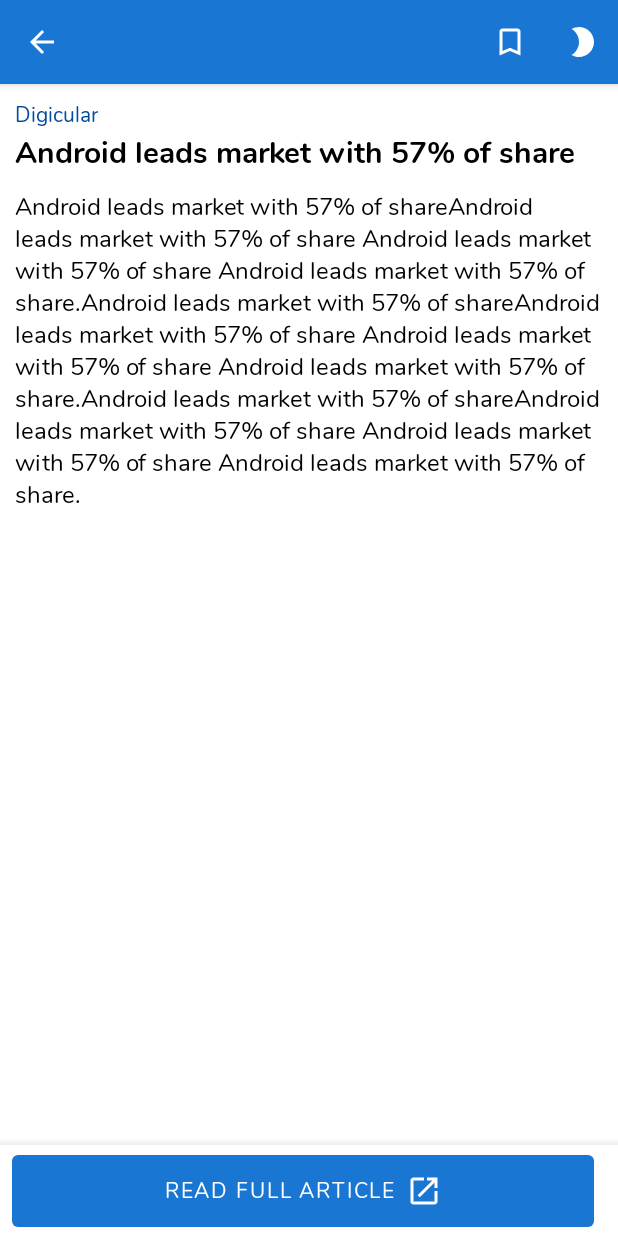
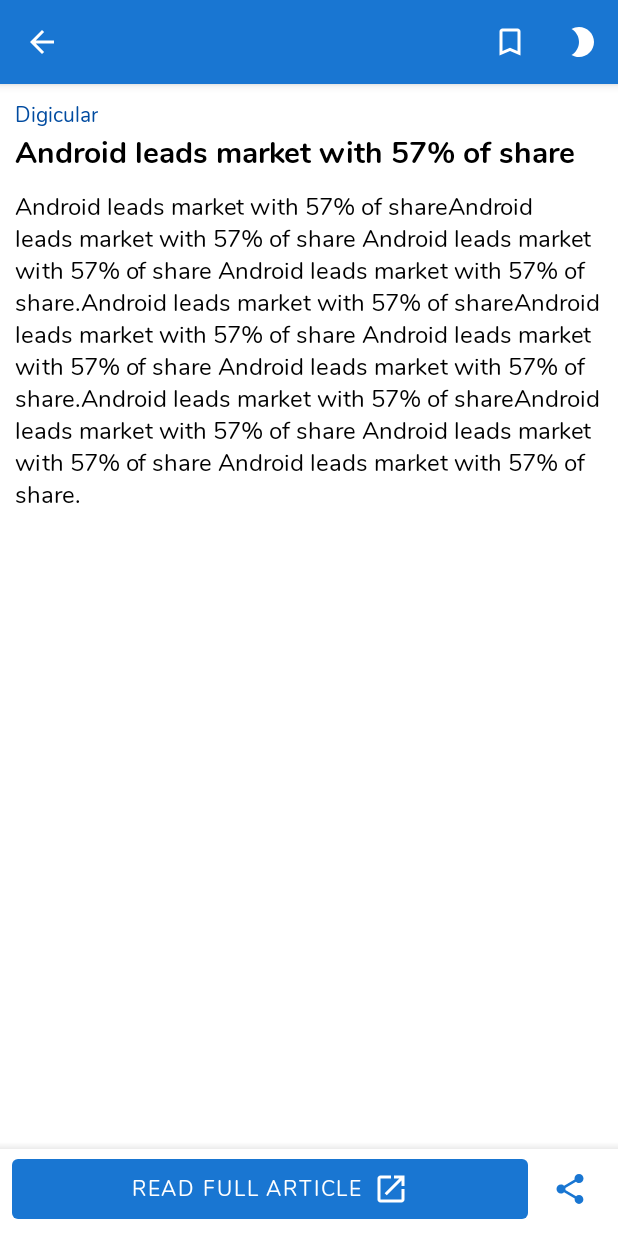
Before and after one commit to Susheelkaram/Reeder, an Android app: the ArticleDetailsActivity screen opened directly, with no data from a screen before it, on a phone screen of 412 x 824 dp. Run offline under Robolectric (Android 15) with nearby library versions, the phone set to English and light mode, and no system bars; our stand-ins replace Room's generated code, data binding; pictures from the network do not load; 4 statements that could not run were skipped.

Commit message:
Added share option in ArticleDetailActivity + Added SingleLiveEvent & UiEvent for directing Events from ViewModel + Triggering Open article and Share actions from ViewModel using SingleLiveEvent & Databinding + Returning transparent color as drawable for ImageGetter to avoid loading images in Article content

```diff
--- a/app/src/main/java/com/susheelkaram/myread/ui/activities/ArticleDetailsActivity.kt
+++ b/app/src/main/java/com/susheelkaram/myread/ui/activities/ArticleDetailsActivity.kt
@@ -12,19 +12,23 @@ import android.view.Menu
 import android.view.MenuItem
 import androidx.appcompat.app.AppCompatDelegate
 import androidx.appcompat.widget.Toolbar
+import androidx.core.content.ContextCompat
 import androidx.core.text.HtmlCompat
 import androidx.databinding.DataBindingUtil
+import androidx.lifecycle.Observer
 import androidx.lifecycle.ViewModelProvider
 import com.bumptech.glide.Glide
 import com.bumptech.glide.load.resource.drawable.DrawableTransitionOptions
 import com.susheelkaram.myread.R
 import com.susheelkaram.myread.databinding.ActivityArticleDetailsBinding
 import com.susheelkaram.myread.db.articles.FeedArticle
+import com.susheelkaram.myread.ui.model.UiEvent
 import com.susheelkaram.myread.ui.viewmodel.ArticleDetailViewModel
 import com.susheelkaram.myread.ui.viewmodel.ArticleViewVMFactory
 import com.susheelkaram.myread.utils.FragmentToolbar
 import com.susheelkaram.myread.utils.MenuClick
 import com.susheelkaram.myread.utils.ThemeUtil
+import com.susheelkaram.myread.utils.Utils
 import org.xml.sax.XMLReader
 
 class ArticleDetailsActivity : BaseActivity() {
@@ -33,14 +37,33 @@ class ArticleDetailsActivity : BaseActivity() {
 
     override fun onCreate(savedInstanceState: Bundle?) {
         super.onCreate(savedInstanceState)
+
         B = DataBindingUtil.setContentView(this, R.layout.activity_article_details)
-
-        var article = intent.getParcelableExtra<FeedArticle>("article")
+        val article = intent.getParcelableExtra<FeedArticle>("article")
         vm = ViewModelProvider(this, ArticleViewVMFactory(application, article)).get(
             ArticleDetailViewModel::class.java
         )
+        B.vm = vm
+        initialize()
+        supportActionBar?.setDisplayHomeAsUpEnabled(true)
+    }
+
+    private fun initialize() {
+        vm.uiEvent.observe(this, Observer { event ->
+            if (event is UiEvent.Navigate.Implicit) {
+                when (event.action) {
+                    "share" -> {
+                        Utils.shareText(event.data, this)
+                    }
+                    "view" -> {
+                        val openOriginalLinkIntent = Intent(Intent.ACTION_VIEW)
+                        openOriginalLinkIntent.data = Uri.parse(event.data)
+                        startActivity(openOriginalLinkIntent)
+                    }
+                }
+            }
+        })
         setData()
-        supportActionBar?.setDisplayHomeAsUpEnabled(true)
     }
 
     private fun setData() {
@@ -48,7 +71,12 @@ class ArticleDetailsActivity : BaseActivity() {
             B.layoutArticleBody.txtReadTitle.text = vm.article.title
             B.layoutArticleBody.txtFeedName.text = vm.article.author
             B.layoutArticleBody.txtReadBody.text =
-                HtmlCompat.fromHtml(vm.article.getBody(), HtmlCompat.FROM_HTML_MODE_LEGACY, MyImageGetter(context = this), MyHTMLTagHandler())
+                HtmlCompat.fromHtml(
+                    vm.article.getBody(),
+                    HtmlCompat.FROM_HTML_MODE_LEGACY,
+                    MyImageGetter(context = this),
+                    MyHTMLTagHandler()
+                )
             if (vm.article.image.isNotEmpty()) {
                 Glide.with(this)
                     .load(vm.article.image)
@@ -56,15 +84,9 @@ class ArticleDetailsActivity : BaseActivity() {
                     .transition(DrawableTransitionOptions.withCrossFade())
                     .into(B.imgFeatureImage)
             }
-            B.btnOpenArticleLink.setOnClickListener {
-                if (vm.article.link.isNotEmpty()) {
-                    var openOriginalLinkIntent = Intent(Intent.ACTION_VIEW)
-                    openOriginalLinkIntent.data = Uri.parse(vm.article.link)
-                    startActivity(openOriginalLinkIntent)
-                }
-            }
         }
     }
+
     override fun onCreateOptionsMenu(menu: Menu?): Boolean {
         val superVal = super.onCreateOptionsMenu(menu)
         val bookmarkMenuItem = B.toolbarReadArticle.menu.findItem(R.id.menu_bookmark)
@@ -76,6 +98,7 @@ class ArticleDetailsActivity : BaseActivity() {
         themeModeMenuItem.setIcon(ThemeUtil.getThemeIcon(themeMode))
         return superVal
     }
+
     override fun onBuildToolbar(): FragmentToolbar {
         var toolbar = findViewById<Toolbar>(R.id.toolbar_ReadArticle)
         var fragmentToolbarBuilder = FragmentToolbar.Builder()
@@ -84,7 +107,10 @@ class ArticleDetailsActivity : BaseActivity() {
             .setMenuItemClickListener(MenuClick { item ->
                 when (item.itemId) {
                     R.id.menu_bookmark -> onBookmarkOptionClicked(item)
-                    R.id.menu_switch_dark_mode_read -> ThemeUtil.switchThemeAndSetMenuIcon(application, item)
+                    R.id.menu_switch_dark_mode_read -> ThemeUtil.switchThemeAndSetMenuIcon(
+                        application,
+                        item
+                    )
                 }
             })
         return fragmentToolbarBuilder.build()
@@ -113,9 +139,9 @@ class ArticleDetailsActivity : BaseActivity() {
 
     }
 
-    class  MyImageGetter(val context: Context) :  Html.ImageGetter {
+    class MyImageGetter(val context: Context) : Html.ImageGetter {
         override fun getDrawable(source: String?): Drawable {
-            return context.getDrawable(R.drawable.circle)!!
+            return ContextCompat.getDrawable(context, android.R.color.transparent)!!
         }
     }
 }
--- /dev/null
+++ b/app/src/main/java/com/susheelkaram/myread/utils/SingleLiveEvent.kt
@@ -0,0 +1,46 @@
+package com.susheelkaram.myread.utils
+
+import android.util.Log
+import androidx.annotation.MainThread
+import androidx.annotation.Nullable
+import androidx.lifecycle.LifecycleOwner
+import androidx.lifecycle.MutableLiveData
+import androidx.lifecycle.Observer
+import java.util.concurrent.atomic.AtomicBoolean
+
+/**
+ * A lifecycle-aware observable that sends only new updates after subscription, used for events like
+ * navigation and Snackbar messages.
+ * <p>
+ * This avoids a common problem with events: on configuration change (like rotation) an update
+ * can be emitted if the observer is active. This LiveData only calls the observable if there's an
+ * explicit call to setValue() or call().
+ * <p>
+ * Note that only one observer is going to be notified of changes.
+ */
+class SingleLiveEvent<T> : MutableLiveData<T>() {
+
+    private val mPending = AtomicBoolean(false)
+    val TAG = "SingleLiveEvent"
+
+    @MainThread
+    override fun observe(owner: LifecycleOwner, observer: Observer<in T>) {
+        if (hasActiveObservers()) {
+            Log.d(TAG, "Multiple observers registered but only one will be notified of changes.")
+        }
+
+        // Observe the internal MutableLiveData
+        super.observe(owner, Observer<T> { t ->
+            if (mPending.compareAndSet(true, false)) {
+                observer.onChanged(t)
+            }
+        })
+    }
+
+
+    @MainThread
+    override fun setValue(@Nullable t: T?) {
+        mPending.set(true)
+        super.setValue(t)
+    }
+}
--- /dev/null
+++ b/app/src/main/res/drawable/ic_baseline_share_24.xml
@@ -0,0 +1,5 @@
+<vector android:height="24dp" android:tint="#FFFFFF"
+    android:viewportHeight="24" android:viewportWidth="24"
+    android:width="24dp" xmlns:android="http://schemas.android.com/apk/res/android">
+    <path android:fillColor="@android:color/white" android:pathData="M18,16.08c-0.76,0 -1.44,0.3 -1.96,0.77L8.91,12.7c0.05,-0.23 0.09,-0.46 0.09,-0.7s-0.04,-0.47 -0.09,-0.7l7.05,-4.11c0.54,0.5 1.25,0.81 2.04,0.81 1.66,0 3,-1.34 3,-3s-1.34,-3 -3,-3 -3,1.34 -3,3c0,0.24 0.04,0.47 0.09,0.7L8.04,9.81C7.5,9.31 6.79,9 6,9c-1.66,0 -3,1.34 -3,3s1.34,3 3,3c0.79,0 1.5,-0.31 2.04,-0.81l7.12,4.16c-0.05,0.21 -0.08,0.43 -0.08,0.65 0,1.61 1.31,2.92 2.92,2.92 1.61,0 2.92,-1.31 2.92,-2.92s-1.31,-2.92 -2.92,-2.92z"/>
+</vector>
--- a/app/src/main/res/layout/activity_article_details.xml
+++ b/app/src/main/res/layout/activity_article_details.xml
@@ -2,6 +2,11 @@
 <layout xmlns:android="http://schemas.android.com/apk/res/android"
     xmlns:app="http://schemas.android.com/apk/res-auto"
     xmlns:tools="http://schemas.android.com/tools">
+    <data>
+        <variable
+            name="vm"
+            type="com.susheelkaram.myread.ui.viewmodel.ArticleDetailViewModel" />
+    </data>
 
     <androidx.constraintlayout.widget.ConstraintLayout
         android:layout_width="match_parent"
@@ -65,6 +70,7 @@
             android:paddingStart="8dp"
             android:paddingTop="5dp"
             android:paddingEnd="8dp"
+            android:paddingBottom="5dp"
             app:layout_constraintBottom_toBottomOf="parent">
 
             <com.google.android.material.button.MaterialButton
@@ -77,7 +83,16 @@
                 android:text="Read full article"
                 app:icon="@drawable/ic_baseline_open_in_new_24"
                 app:iconGravity="textEnd"
-                app:layout_constraintBottom_toBottomOf="parent" />
+                app:layout_constraintBottom_toBottomOf="parent"
+                android:onClick="@{() -> vm.openArticleInBrowser()}"/>
+
+            <com.google.android.material.button.MaterialButton
+                style="@style/IconButtonStyle"
+                android:layout_width="wrap_content"
+                android:layout_height="wrap_content"
+                app:icon="@drawable/ic_baseline_share_24"
+                android:onClick="@{() -> vm.shareArticle()}"/>
+
         </LinearLayout>
 
     </androidx.constraintlayout.widget.ConstraintLayout>
--- a/app/src/main/res/values/styles.xml
+++ b/app/src/main/res/values/styles.xml
@@ -51,7 +51,7 @@
         <item name="strokeColor">@color/colorXXLightGrey</item>
     </style>
     <style name="SolidButtonStyle" parent="Widget.MaterialComponents.Button.UnelevatedButton">
-        <item name="android:padding">12dp</item>
+        <item name="android:padding">8dp</item>
     </style>
 
     <style name="IconButtonStyle" parent="Widget.MaterialComponents.Button.TextButton">
```
Also changed, not shown: app/src/main/java/com/susheelkaram/myread/ui/model/UiEvent.kt (added, +12 -0 lines), app/src/main/java/com/susheelkaram/myread/ui/viewmodel/ArticleDetailViewModel.kt (+12 -0 lines), app/src/main/java/com/susheelkaram/myread/utils/Utils.kt (+12 -1 lines).
